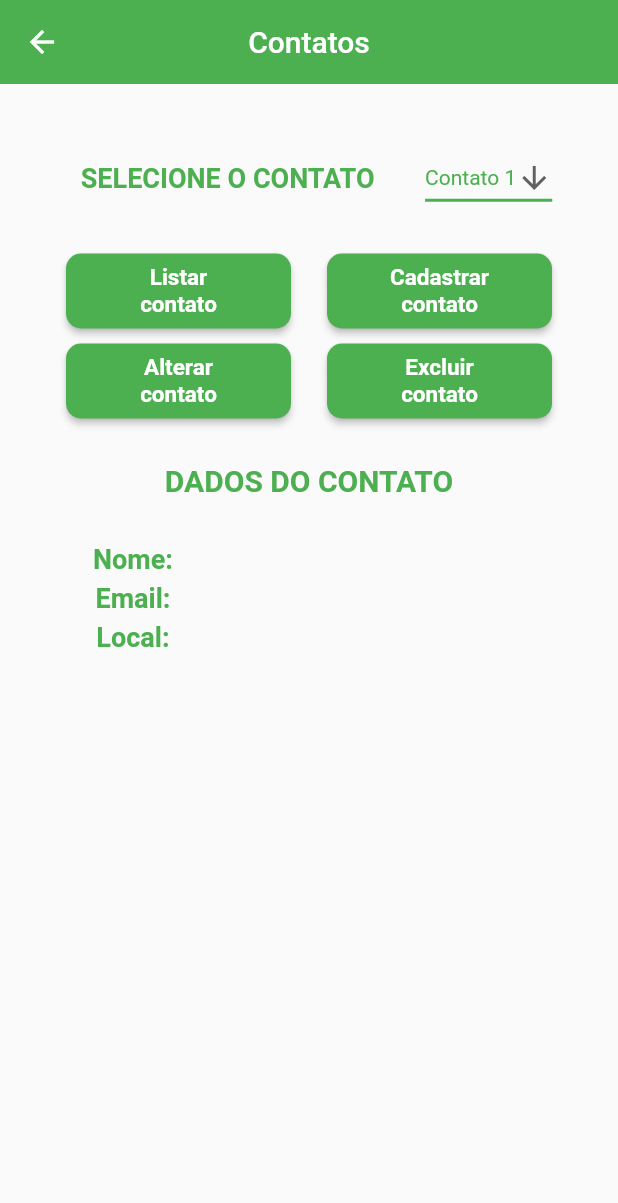
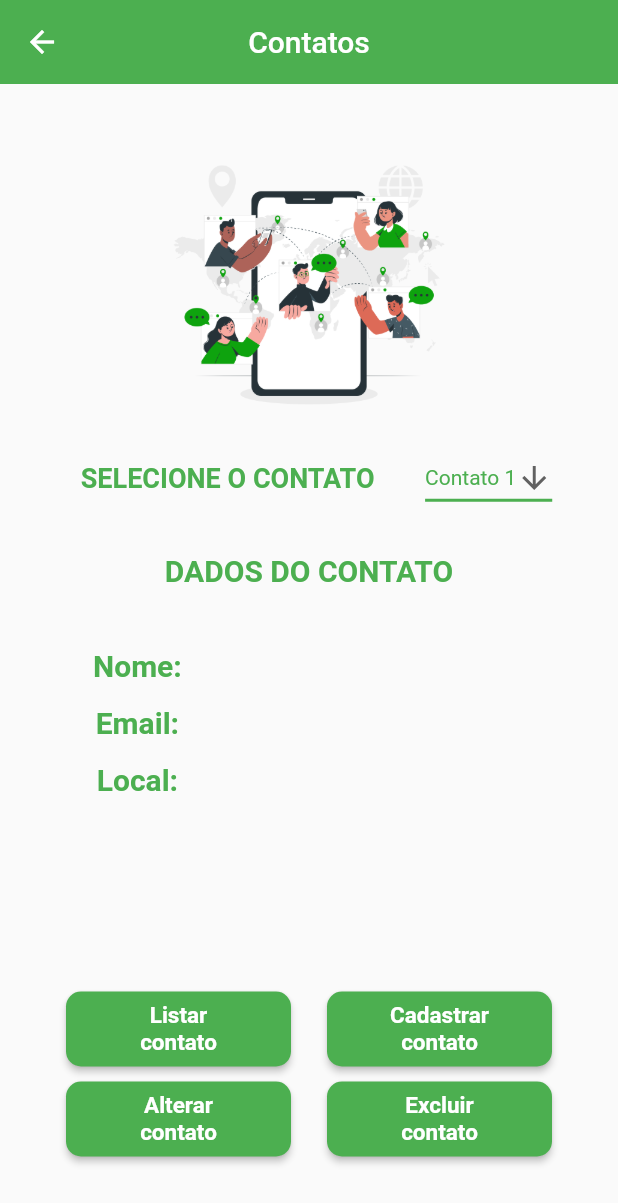
Before and after one commit to vmc13/projeto_final_flutter, a Flutter app: the Contatos screen opened by its route, on a phone screen of 412 x 824 dp. Shown: the top 1203 px of the screen. Run offline on Flutter 3.47's test engine with Material 2 defaults, Android fonts, the light colour scheme and no system bars; our stand-ins replace firebase_auth, firebase_core, google_maps_flutter; accounts and stored records are empty.

Commit message:
alteração da estilização da página de contatos

```diff
--- a/lib/Views/home/contatos.dart
+++ b/lib/Views/home/contatos.dart
@@ -24,6 +24,11 @@ class _ContatosState extends State<Contatos> {
             mainAxisAlignment: MainAxisAlignment.center,
             crossAxisAlignment: CrossAxisAlignment.start,
             children: [
+               Container(
+                alignment: Alignment.center,
+                    height: 200,
+                    child: Image.asset('images/icon_contato.png'),
+                  ),
               Row(
                 mainAxisAlignment: MainAxisAlignment.spaceEvenly,
                 children: [
@@ -42,7 +47,49 @@ class _ContatosState extends State<Contatos> {
               ),
               SizedBox(height: 20),
               Row(
+                mainAxisAlignment: MainAxisAlignment.center,
+                children: [
+                Text('DADOS DO CONTATO',
+                      style: TextStyle(
+                        fontSize: 20,
+                        color: Colors.green,
+                        fontWeight: FontWeight.w600
+                      )),
+              ],),
+              SizedBox(height: 10,),
+              Container(
+                child: SingleChildScrollView(
+                  padding: EdgeInsets.all(30),
+                  child: Column(
+                    children: [
+                      Text('Nome:',
+                      style: TextStyle(
+                        fontSize: 20,
+                        color: Colors.green,
+                        fontWeight: FontWeight.w600
+                      )),
+                      SizedBox(height: 15),
+                      Text('Email:',
+                      style: TextStyle(
+                        fontSize: 20,
+                        color: Colors.green,
+                        fontWeight: FontWeight.w600
+                      )),
+                      SizedBox(height: 15),
+                      Text('Local:',
+                      style: TextStyle(
+                        fontSize: 20,
+                        color: Colors.green,
+                        fontWeight: FontWeight.w600
+                      )),
+                    ],
+                  ),
+                ),
+              ),
+              SizedBox(height: 100),
+              Row(
                 mainAxisAlignment: MainAxisAlignment.spaceEvenly,
+                crossAxisAlignment: CrossAxisAlignment.end,
                 children: [
                   ElevatedButton(
                     style: ButtonStyle(
@@ -114,46 +161,6 @@ class _ContatosState extends State<Contatos> {
                       ),),
                 ],
               ),
-              SizedBox(height: 30),
-              Row(
-                mainAxisAlignment: MainAxisAlignment.center,
-                children: [
-                Text('DADOS DO CONTATO',
-                      style: TextStyle(
-                        fontSize: 20,
-                        color: Colors.green,
-                        fontWeight: FontWeight.w600
-                      )),
-              ],),
-              Container(
-                child: SingleChildScrollView(
-                  padding: EdgeInsets.all(30),
-                  child: Column(
-                    children: [
-                      Text('Nome:',
-                      style: TextStyle(
-                        fontSize: 18,
-                        color: Colors.green,
-                        fontWeight: FontWeight.w600
-                      )),
-                      SizedBox(height: 5),
-                      Text('Email:',
-                      style: TextStyle(
-                        fontSize: 18,
-                        color: Colors.green,
-                        fontWeight: FontWeight.w600
-                      )),
-                      SizedBox(height: 5),
-                      Text('Local:',
-                      style: TextStyle(
-                        fontSize: 18,
-                        color: Colors.green,
-                        fontWeight: FontWeight.w600
-                      )),
-                    ],
-                  ),
-                ),
-              ),
             ],
           ),
         ),
--- a/pubspec.yaml
+++ b/pubspec.yaml
@@ -51,7 +51,7 @@ flutter:
   # To add assets to your application, add an assets section, like this:
   assets:
     - images/if_logo.png
-  #   - images/a_dot_ham.jpeg
+    - images/icon_contato.png
 
   # An image asset can refer to one or more resolution-specific "variants", see
   # https://flutter.dev/assets-and-images/#resolution-aware
```
Also changed, not shown: images/icon_contato.png (added).
